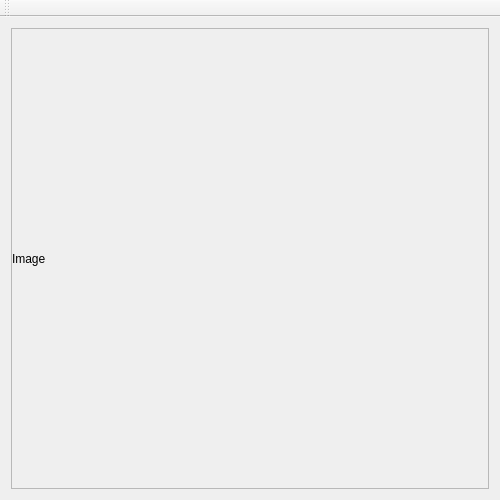
This is mainwindow.ui in ZhurinSergei/Pyramid as Qt 5 draws it before an edit. The edited form follows.
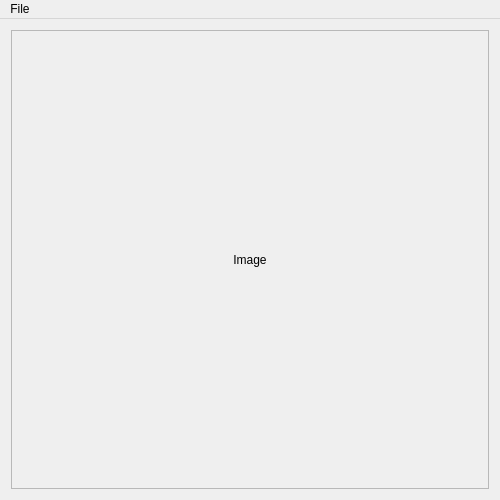
This is the edited form.

What changed in the file:
```diff
--- a/mainwindow.ui
+++ b/mainwindow.ui
@@ -50,7 +50,7 @@
          <x>0</x>
          <y>0</y>
          <width>480</width>
-         <height>447</height>
+         <height>459</height>
         </rect>
        </property>
        <layout class="QGridLayout" name="gridLayout_2">
@@ -71,6 +71,9 @@
           <property name="text">
            <string>Image</string>
           </property>
+          <property name="alignment">
+           <set>Qt::AlignCenter</set>
+          </property>
          </widget>
         </item>
        </layout>
@@ -88,15 +91,19 @@
      <height>21</height>
     </rect>
    </property>
+   <widget class="QMenu" name="menuFile">
+    <property name="title">
+     <string>File</string>
+    </property>
+    <addaction name="Open_fle"/>
+   </widget>
+   <addaction name="menuFile"/>
   </widget>
-  <widget class="QToolBar" name="mainToolBar">
-   <attribute name="toolBarArea">
-    <enum>TopToolBarArea</enum>
-   </attribute>
-   <attribute name="toolBarBreak">
-    <bool>false</bool>
-   </attribute>
-  </widget>
+  <action name="Open_fle">
+   <property name="text">
+    <string>Open fle</string>
+   </property>
+  </action>
  </widget>
  <layoutdefault spacing="6" margin="11"/>
  <resources/>
```
